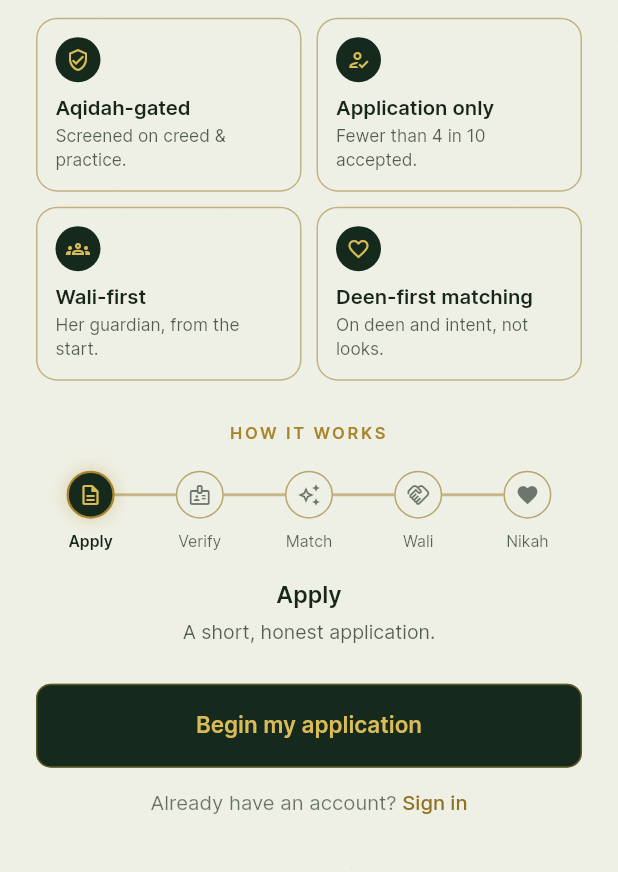
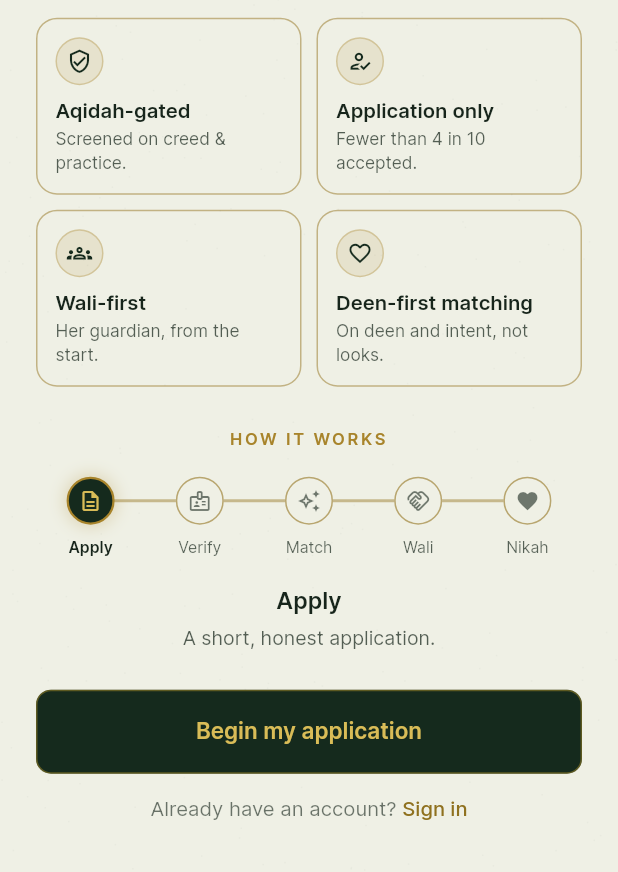
Before and after one commit to connecttopathan-ops/ikhlas, a Flutter app: the screen it shows after launch, on a phone screen of 412 x 824 dp, the part 364-1236 px from its top. Run offline on Flutter 3.47's test engine with Material 3 defaults, Android fonts, the phone set to English and light mode, and no system bars; our stand-ins replace cached_network_image, camera, cloud_firestore, cloud_functions, device_info_plus, firebase_auth and 12 more; accounts and stored records are empty.

Commit message:
Landing: distinct disc style for differentiator grid
The differentiator cards and the how-it-works stepper had become visually
identical (filled deep-green disc + gold glyph). Flip the grid's treatment
to a soft champagne disc with a deep-green glyph — same green+gold palette,
inverted figure/ground — so the two icon sections read as distinct while
staying siblings. Disc bumps 30→32 with a thin gold ring.

Co-Authored-By: Claude Opus 4.8 <noreply@anthropic.com>

```diff
--- a/app/lib/features/onboarding/landing_screen.dart
+++ b/app/lib/features/onboarding/landing_screen.dart
@@ -110,7 +110,9 @@ class LandingScreen extends StatelessWidget {
       );
 }
 
-/// Compact differentiator card — deep-green icon disc + title + one line.
+/// Compact differentiator card — soft champagne disc + deep-green glyph
+/// (the inverse of the how-it-works stepper's filled-green discs, so the two
+/// icon sections read as distinct while staying on the same palette).
 class _DiffCard extends StatelessWidget {
   final IconData icon;
   final String title;
@@ -127,12 +129,16 @@ class _DiffCard extends StatelessWidget {
       ),
       child: Column(crossAxisAlignment: CrossAxisAlignment.start, children: [
         Container(
-          width: 30,
-          height: 30,
+          width: 32,
+          height: 32,
           alignment: Alignment.center,
-          decoration: const BoxDecoration(
-              shape: BoxShape.circle, color: LightTokens.ctaBg),
-          child: Icon(icon, size: 16, color: LightTokens.ctaText),
+          decoration: BoxDecoration(
+            shape: BoxShape.circle,
+            color: LightTokens.goldArabic.withValues(alpha: .13),
+            border:
+                Border.all(color: LightTokens.goldArabic.withValues(alpha: .32)),
+          ),
+          child: Icon(icon, size: 17, color: LightTokens.ctaBg),
         ),
         const SizedBox(height: 9),
         Text(title,
```
